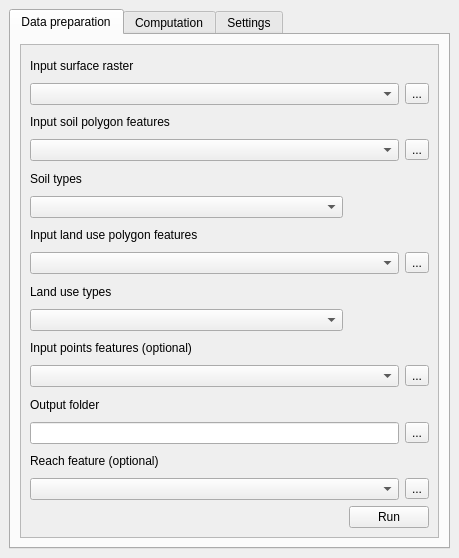
This is bin/qgis/smoderp/smoderp_2D_dockwidget_base.ui in storm-fsv-cvut/smoderp2d as Qt 5 draws it before an edit. The edited form follows.
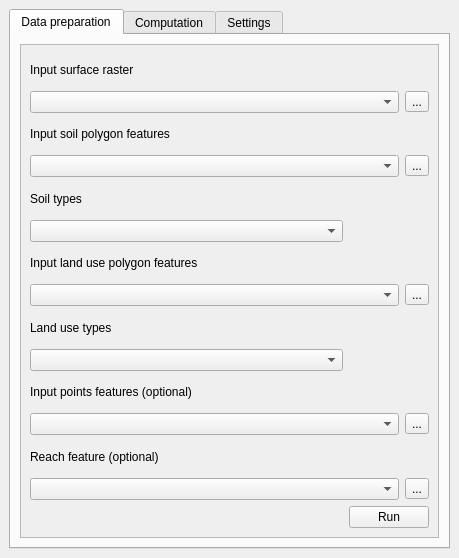
This is the edited form. Custom widgets are drawn as their Qt base class.

Commit message: QGIS UI - removing option Output File, replace with Main output file. see #28

```diff
--- a/bin/qgis/smoderp/smoderp_2D_dockwidget_base.ui
+++ b/bin/qgis/smoderp/smoderp_2D_dockwidget_base.ui
@@ -131,35 +131,14 @@
               </item>
              </layout>
             </item>
-            <item row="12" column="0">
-             <widget class="QLabel" name="label_10">
-              <property name="text">
-               <string>Output folder</string>
-              </property>
-             </widget>
-            </item>
-            <item row="13" column="0" colspan="2">
-             <layout class="QGridLayout" name="gridLayout_7">
-              <item row="0" column="0">
-               <widget class="QLineEdit" name="output_lineEdit"/>
-              </item>
-              <item row="0" column="1">
-               <widget class="QToolButton" name="output_toolButton">
-                <property name="text">
-                 <string>...</string>
-                </property>
-               </widget>
-              </item>
-             </layout>
-            </item>
-            <item row="14" column="0" colspan="2">
+            <item row="12" column="0" colspan="2">
              <widget class="QLabel" name="label_13">
               <property name="text">
                <string>Reach feature (optional)</string>
               </property>
              </widget>
             </item>
-            <item row="15" column="0" colspan="2">
+            <item row="13" column="0" colspan="2">
              <layout class="QGridLayout" name="gridLayout_9">
               <item row="0" column="1">
                <widget class="QToolButton" name="stream_toolButton">
@@ -177,7 +156,7 @@
               </item>
              </layout>
             </item>
-            <item row="16" column="0">
+            <item row="14" column="0">
              <spacer name="horizontalSpacer">
               <property name="orientation">
                <enum>Qt::Horizontal</enum>
@@ -190,7 +169,7 @@
               </property>
              </spacer>
             </item>
-            <item row="16" column="1">
+            <item row="14" column="1">
              <widget class="QPushButton" name="run_dataprep">
               <property name="text">
                <string>Run</string>
```
The commit also changes 1 other file.
